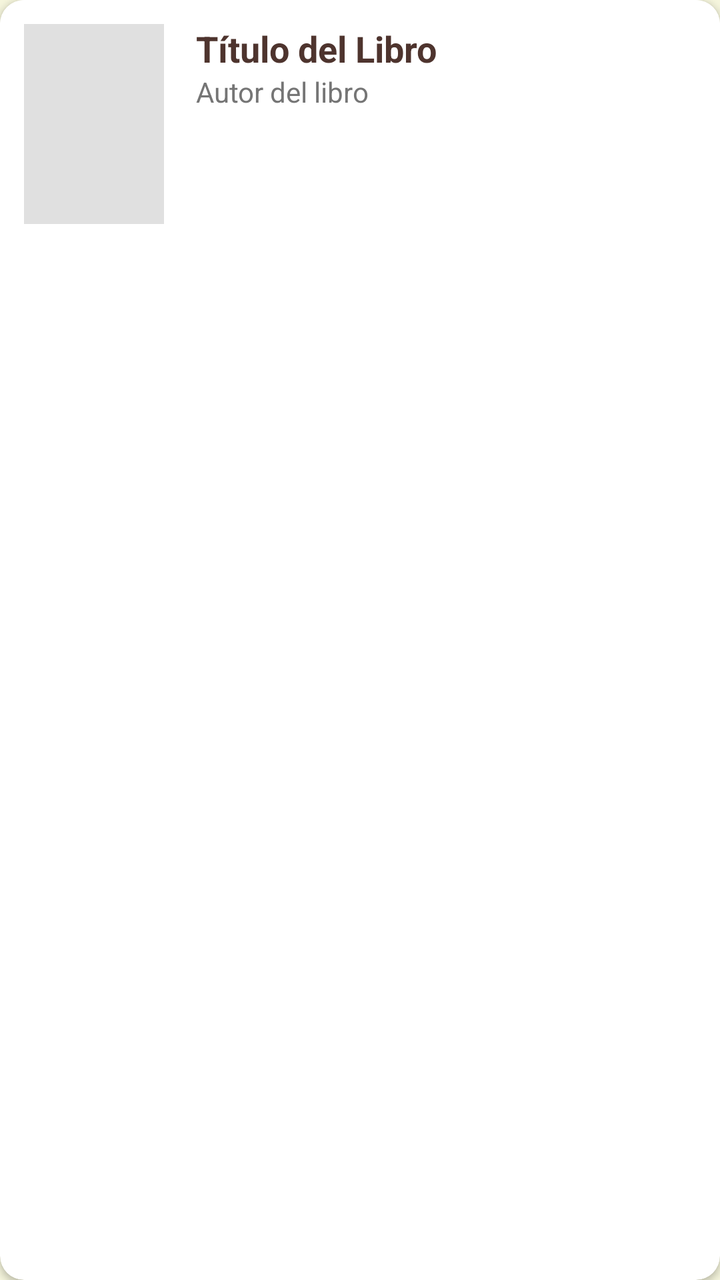
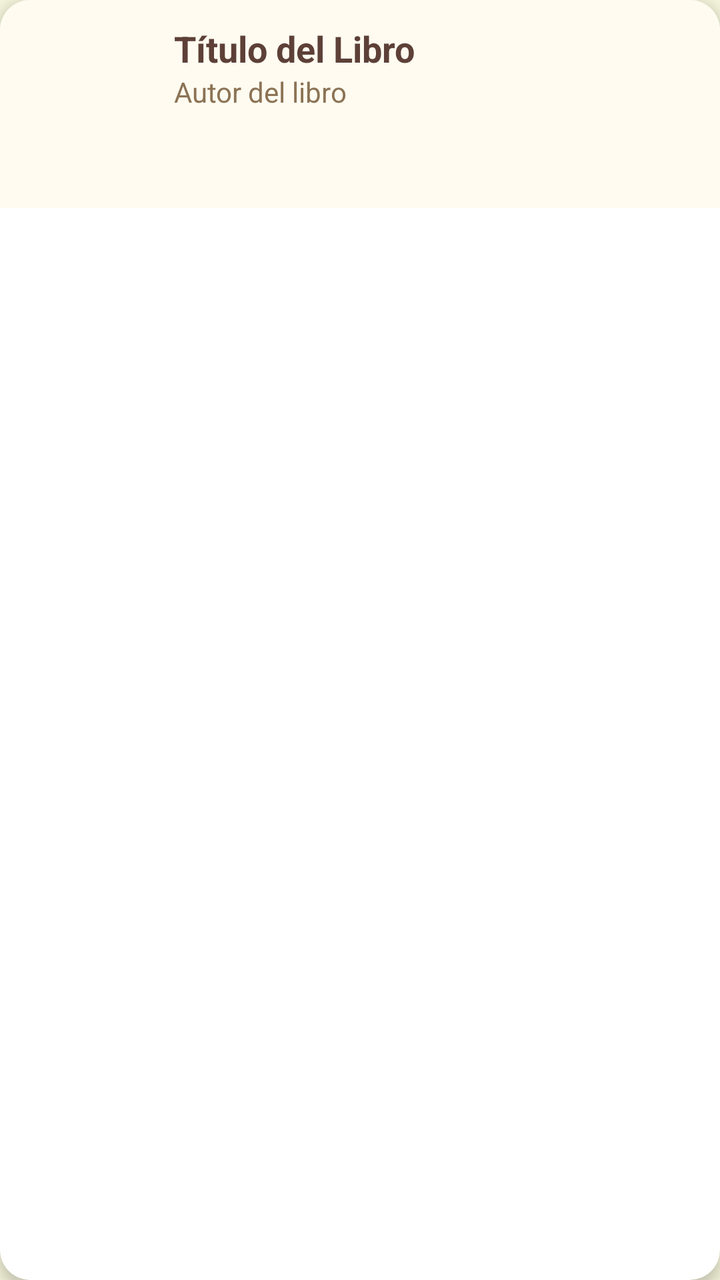

An Android layout rendered at two revisions. The XML below is the earlier revision; the diff shows what the commit changed to produce the second picture.
<!-- AndroidManifest.xml: application theme Theme.TFG_2025 -->
<!-- res/layout/item_libro.xml -->
<?xml version="1.0" encoding="utf-8"?>
<androidx.cardview.widget.CardView
    xmlns:android="http://schemas.android.com/apk/res/android"
    xmlns:app="http://schemas.android.com/apk/res-auto"
    android:layout_width="match_parent"
    android:layout_height="wrap_content"
    android:layout_margin="8dp"
    app:cardCornerRadius="12dp"
    app:cardElevation="2dp">

    <androidx.constraintlayout.widget.ConstraintLayout
        android:layout_width="match_parent"
        android:layout_height="wrap_content"
        android:padding="12dp"
        android:background="#FFFFFF">

        <ImageView
            android:id="@+id/imagen_portada"
            android:layout_width="70dp"
            android:layout_height="100dp"
            android:scaleType="centerCrop"
            android:background="#E0E0E0"
            app:layout_constraintStart_toStartOf="parent"
            app:layout_constraintTop_toTopOf="parent"
            app:layout_constraintBottom_toBottomOf="parent" />

        <TextView
            android:id="@+id/texto_titulo_libro"
            android:layout_width="0dp"
            android:layout_height="wrap_content"
            android:layout_marginStart="16dp"
            android:text="Título del Libro"
            android:textSize="18sp"
            android:textStyle="bold"
            android:textColor="@color/marron_texto"
            app:layout_constraintStart_toEndOf="@id/imagen_portada"
            app:layout_constraintTop_toTopOf="@id/imagen_portada"
            app:layout_constraintEnd_toEndOf="parent" />

        <TextView
            android:id="@+id/texto_autor_libro"
            android:layout_width="0dp"
            android:layout_height="wrap_content"
            android:text="Autor del libro"
            android:textColor="#757575"
            app:layout_constraintStart_toStartOf="@id/texto_titulo_libro"
            app:layout_constraintTop_toBottomOf="@id/texto_titulo_libro"
            app:layout_constraintEnd_toEndOf="parent" />

    </androidx.constraintlayout.widget.ConstraintLayout>
</androidx.cardview.widget.CardView>
<!-- resources referenced by this layout -->
<resources>
  <color name="marron_texto">#4E342E</color>
  <style name="Theme.TFG_2025" parent="Theme.MaterialComponents.Light.NoActionBar">
          <item name="colorPrimary">@color/boton_primario</item>
          <item name="android:windowBackground">@color/fondo_crema</item>
          <item name="android:statusBarColor">@color/fondo_crema</item>
          <item name="android:windowLightStatusBar">true</item>
      </style>
  <color name="boton_primario">#8D6E63</color>
  <color name="fondo_crema">#F5F5DC</color>
</resources>

<!-- the commit's change to res/layout/item_libro.xml (unified diff, before → after) -->
@@ -5,47 +5,45 @@
     android:layout_width="match_parent"
     android:layout_height="wrap_content"
     android:layout_margin="8dp"
-    app:cardCornerRadius="12dp"
-    app:cardElevation="2dp">
+    app:cardCornerRadius="15dp"
+    app:cardElevation="4dp">
 
-    <androidx.constraintlayout.widget.ConstraintLayout
+    <LinearLayout
         android:layout_width="match_parent"
         android:layout_height="wrap_content"
+        android:orientation="horizontal"
         android:padding="12dp"
-        android:background="#FFFFFF">
+        android:background="#FFFBF0">
 
         <ImageView
-            android:id="@+id/imagen_portada"
-            android:layout_width="70dp"
-            android:layout_height="100dp"
+            android:id="@+id/img_libro_portada"
+            android:layout_width="60dp"
+            android:layout_height="80dp"
             android:scaleType="centerCrop"
-            android:background="#E0E0E0"
-            app:layout_constraintStart_toStartOf="parent"
-            app:layout_constraintTop_toTopOf="parent"
-            app:layout_constraintBottom_toBottomOf="parent" />
+            android:src="@android:drawable/ic_menu_book" />
 
-        <TextView
-            android:id="@+id/texto_titulo_libro"
-            android:layout_width="0dp"
+        <LinearLayout
+            android:layout_width="match_parent"
             android:layout_height="wrap_content"
-            android:layout_marginStart="16dp"
-            android:text="Título del Libro"
-            android:textSize="18sp"
-            android:textStyle="bold"
-            android:textColor="@color/marron_texto"
-            app:layout_constraintStart_toEndOf="@id/imagen_portada"
-            app:layout_constraintTop_toTopOf="@id/imagen_portada"
-            app:layout_constraintEnd_toEndOf="parent" />
+            android:layout_marginStart="15dp"
+            android:orientation="vertical">
 
-        <TextView
-            android:id="@+id/texto_autor_libro"
-            android:layout_width="0dp"
-            android:layout_height="wrap_content"
-            android:text="Autor del libro"
-            android:textColor="#757575"
-            app:layout_constraintStart_toStartOf="@id/texto_titulo_libro"
-            app:layout_constraintTop_toBottomOf="@id/texto_titulo_libro"
-            app:layout_constraintEnd_toEndOf="parent" />
+            <TextView
+                android:id="@+id/tv_libro_titulo"
+                android:layout_width="wrap_content"
+                android:layout_height="wrap_content"
+                android:text="Título del Libro"
+                android:textColor="#5D4037"
+                android:textSize="18sp"
+                android:textStyle="bold" />
 
-    </androidx.constraintlayout.widget.ConstraintLayout>
+            <TextView
+                android:id="@+id/tv_libro_autor"
+                android:layout_width="wrap_content"
+                android:layout_height="wrap_content"
+                android:text="Autor del libro"
+                android:textColor="#8B7355"
+                android:textSize="14sp" />
+        </LinearLayout>
+    </LinearLayout>
 </androidx.cardview.widget.CardView>
<!-- resource entries referenced after the edit -->
@@ -1,6 +1,5 @@
 <!-- resources referenced by this layout -->
 <resources>
-  <color name="marron_texto">#4E342E</color>
   <style name="Theme.TFG_2025" parent="Theme.MaterialComponents.Light.NoActionBar">
           <item name="colorPrimary">@color/boton_primario</item>
           <item name="android:windowBackground">@color/fondo_crema</item>
